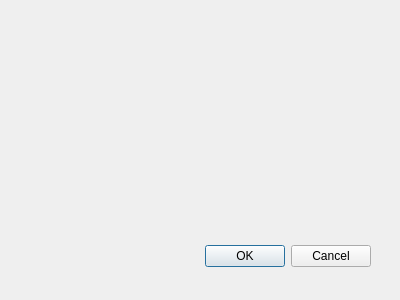
netpipe/cannachat, file settings.ui: the form before one commit.
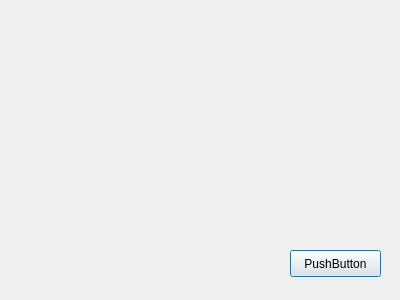
The form after the commit.

The edit to the form file:
```diff
--- a/settings.ui
+++ b/settings.ui
@@ -15,20 +15,17 @@
   <property name="windowTitle" >
    <string>Dialog</string>
   </property>
-  <widget class="QDialogButtonBox" name="buttonBox" >
-   <property name="geometry" >
+  <widget class="QPushButton" name="pushButton">
+   <property name="geometry">
     <rect>
-     <x>30</x>
-     <y>240</y>
-     <width>341</width>
-     <height>32</height>
+     <x>290</x>
+     <y>250</y>
+     <width>91</width>
+     <height>27</height>
     </rect>
    </property>
-   <property name="orientation" >
-    <enum>Qt::Horizontal</enum>
-   </property>
-   <property name="standardButtons" >
-    <set>QDialogButtonBox::Cancel|QDialogButtonBox::Ok</set>
+   <property name="text">
+    <string>PushButton</string>
    </property>
   </widget>
  </widget>
```
Left out of the diff: 50 changed lines with no effect on the pictures.
